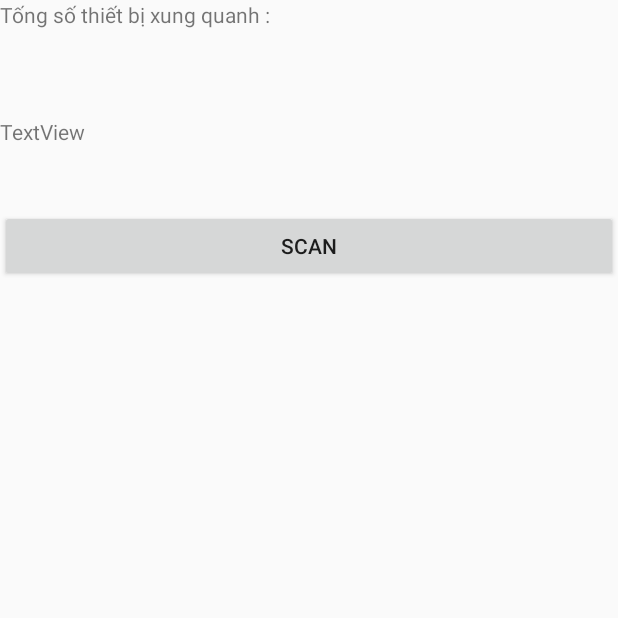
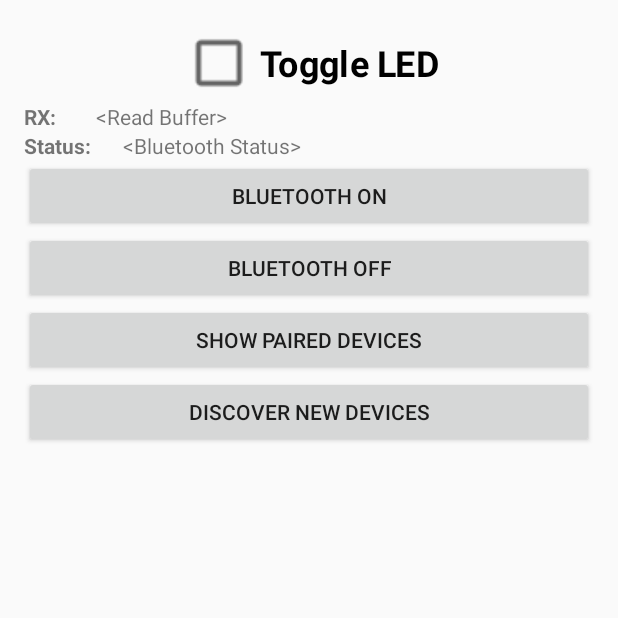
Before and after one commit to dongle1999/NoName-master, an Android app: the Scanblu screen opened directly, with no data from a screen before it, on a phone screen of 412 x 824 dp, the top half of it. Run offline under Robolectric (Android 15) with nearby library versions, the phone set to English and light mode, and no system bars.

Commit message:
BluScan 2

```diff
--- a/app/src/main/java/com/example/noname/Blutooth/Scanblu.java
+++ b/app/src/main/java/com/example/noname/Blutooth/Scanblu.java
@@ -2,81 +2,305 @@ package com.example.noname.Blutooth;
 
 import androidx.appcompat.app.AlertDialog;
 import androidx.appcompat.app.AppCompatActivity;
+import androidx.core.app.ActivityCompat;
+import androidx.core.content.ContextCompat;
 
+import android.Manifest;
 import android.bluetooth.BluetoothAdapter;
 import android.bluetooth.BluetoothDevice;
+import android.bluetooth.BluetoothSocket;
 import android.content.BroadcastReceiver;
 import android.content.Context;
 import android.content.DialogInterface;
 import android.content.Intent;
 import android.content.IntentFilter;
+import android.content.pm.PackageManager;
 import android.os.Bundle;
+import android.os.Handler;
+import android.os.Looper;
+import android.os.Message;
 import android.util.Log;
 import android.view.View;
+import android.widget.AdapterView;
 import android.widget.ArrayAdapter;
 import android.widget.Button;
+import android.widget.CheckBox;
 import android.widget.ListView;
 import android.widget.TextView;
+import android.widget.Toast;
 
 import com.example.noname.R;
 
+import java.io.IOException;
+import java.io.UnsupportedEncodingException;
+import java.lang.reflect.Method;
 import java.util.ArrayList;
 import java.util.Set;
+import java.util.UUID;
 
 public class Scanblu extends AppCompatActivity {
 
-    private ArrayList<String> mDeviceList = new ArrayList<String>();
-    ArrayAdapter<String> arrayAdapter ;
-    private static final int REQUEST_ENABLE_BT =1 ;
-    private TextView textView ;
-    ListView listView;
-    BluetoothAdapter myadap=BluetoothAdapter.getDefaultAdapter();
-    Button btnscan ;
+    private final String TAG = Scanblu.class.getSimpleName();
+
+    private static final UUID BT_MODULE_UUID = UUID.fromString("00001101-0000-1000-8000-00805F9B34FB"); // "random" unique identifier
+
+    // #defines for identifying shared types between calling functions
+    private final static int REQUEST_ENABLE_BT = 1; // used to identify adding bluetooth names
+    public final static int MESSAGE_READ = 2; // used in bluetooth handler to identify message update
+    private final static int CONNECTING_STATUS = 3; // used in bluetooth handler to identify message status
+
+    // GUI Components
+    private TextView mBluetoothStatus;
+    private TextView mReadBuffer;
+    private Button mScanBtn;
+    private Button mOffBtn;
+    private Button mListPairedDevicesBtn;
+    private Button mDiscoverBtn;
+    private ListView mDevicesListView;
+    private CheckBox mLED1;
+
+    private BluetoothAdapter mBTAdapter;
+    private Set<BluetoothDevice> mPairedDevices;
+    private ArrayAdapter<String> mBTArrayAdapter;
+
+    private Handler mHandler; // Our main handler that will receive callback notifications
+    private ConnectedThread mConnectedThread; // bluetooth background worker thread to send and receive data
+    private BluetoothSocket mBTSocket = null; // bi-directional client-to-client data path
     @Override
     protected void onCreate(Bundle savedInstanceState) {
         super.onCreate(savedInstanceState);
         setContentView(R.layout.activity_scanblu);
-        textView=findViewById(R.id.txtthongthietbi);
-        listView=findViewById(R.id.lvtb);
-        btnscan=findViewById(R.id.btnscan);
-        btnscan.setOnClickListener(new View.OnClickListener() {
+        mBluetoothStatus = (TextView)findViewById(R.id.bluetooth_status);
+        mReadBuffer = (TextView) findViewById(R.id.read_buffer);
+        mScanBtn = (Button)findViewById(R.id.scan);
+        mOffBtn = (Button)findViewById(R.id.off);
+        mDiscoverBtn = (Button)findViewById(R.id.discover);
+        mListPairedDevicesBtn = (Button)findViewById(R.id.paired_btn);
+        mLED1 = (CheckBox)findViewById(R.id.checkbox_led_1);
+
+        mBTArrayAdapter = new ArrayAdapter<>(this, android.R.layout.simple_list_item_1);
+        mBTAdapter = BluetoothAdapter.getDefaultAdapter(); // get a handle on the bluetooth radio
+
+        mDevicesListView = (ListView)findViewById(R.id.devices_list_view);
+        mDevicesListView.setAdapter(mBTArrayAdapter); // assign model to view
+        mDevicesListView.setOnItemClickListener(mDeviceClickListener);
+
+        // Ask for location permission if not already allowed
+        if(ContextCompat.checkSelfPermission(this, Manifest.permission.ACCESS_COARSE_LOCATION) != PackageManager.PERMISSION_GRANTED)
+            ActivityCompat.requestPermissions(this, new String[]{Manifest.permission.ACCESS_COARSE_LOCATION}, 1);
+
+
+        mHandler = new Handler(Looper.getMainLooper()){
             @Override
-            public void onClick(View v) {
-                BluetoothAdapter bluetoothAdapter = BluetoothAdapter.getDefaultAdapter();
-                if (bluetoothAdapter == null) {
+            public void handleMessage(Message msg){
+                if(msg.what == MESSAGE_READ){
+                    String readMessage = null;
+                    try {
+                        readMessage = new String((byte[]) msg.obj, "UTF-8");
+                    } catch (UnsupportedEncodingException e) {
+                        e.printStackTrace();
+                    }
+                    mReadBuffer.setText(readMessage);
+                }
 
+                if(msg.what == CONNECTING_STATUS){
+                    if(msg.arg1 == 1)
+                        mBluetoothStatus.setText("Connected to Device: " + msg.obj);
+                    else
+                        mBluetoothStatus.setText("Connection Failed");
                 }
-                if (!bluetoothAdapter.isEnabled()) {
-                    Intent enableBtIntent = new Intent(BluetoothAdapter.ACTION_REQUEST_ENABLE);
-                    startActivityForResult(enableBtIntent, REQUEST_ENABLE_BT);
             }
-                myadap.startDiscovery();
+        };
+
+        if (mBTArrayAdapter == null) {
+            // Device does not support Bluetooth
+            mBluetoothStatus.setText("Status: Bluetooth not found");
+            Toast.makeText(getApplicationContext(),"Bluetooth device not found!",Toast.LENGTH_SHORT).show();
+        }
+        else {
+
+            mLED1.setOnClickListener(new View.OnClickListener(){
+                @Override
+                public void onClick(View v){
+                    if(mConnectedThread != null) //First check to make sure thread created
+                        mConnectedThread.write("1");
                 }
             });
 
-        IntentFilter filter = new IntentFilter(BluetoothDevice.ACTION_FOUND);
-        registerReceiver(receiver, filter);
 
-        arrayAdapter=new ArrayAdapter<String>(getApplicationContext(), android.R.layout.simple_list_item_1,mDeviceList);
-        listView.setAdapter(arrayAdapter);
+            mScanBtn.setOnClickListener(new View.OnClickListener() {
+                @Override
+                public void onClick(View v) {
+                    bluetoothOn();
                 }
-    private final BroadcastReceiver receiver = new BroadcastReceiver() {
+            });
+
+            mOffBtn.setOnClickListener(new View.OnClickListener(){
+                @Override
+                public void onClick(View v){
+                    bluetoothOff();
+                }
+            });
+
+            mListPairedDevicesBtn.setOnClickListener(new View.OnClickListener() {
+                @Override
+                public void onClick(View v){
+                    listPairedDevices();
+                }
+            });
+
+            mDiscoverBtn.setOnClickListener(new View.OnClickListener(){
+                @Override
+                public void onClick(View v){
+                    discover();
+                }
+            });
+        }
+    }
+    private void bluetoothOn(){
+        if (!mBTAdapter.isEnabled()) {
+            Intent enableBtIntent = new Intent(BluetoothAdapter.ACTION_REQUEST_ENABLE);
+            startActivityForResult(enableBtIntent, REQUEST_ENABLE_BT);
+            mBluetoothStatus.setText("Bluetooth enabled");
+            Toast.makeText(getApplicationContext(),"Bluetooth turned on",Toast.LENGTH_SHORT).show();
+
+        }
+        else{
+            Toast.makeText(getApplicationContext(),"Bluetooth is already on", Toast.LENGTH_SHORT).show();
+        }
+    }
+
+    // Enter here after user selects "yes" or "no" to enabling radio
+    @Override
+    protected void onActivityResult(int requestCode, int resultCode, Intent Data) {
+        // Check which request we're responding to
+        super.onActivityResult(requestCode, resultCode, Data);
+        if (requestCode == REQUEST_ENABLE_BT) {
+            // Make sure the request was successful
+            if (resultCode == RESULT_OK) {
+                // The user picked a contact.
+                // The Intent's data Uri identifies which contact was selected.
+                mBluetoothStatus.setText("Enabled");
+            } else
+                mBluetoothStatus.setText("Disabled");
+        }
+    }
+
+    private void bluetoothOff(){
+        mBTAdapter.disable(); // turn off
+        mBluetoothStatus.setText("Bluetooth disabled");
+        Toast.makeText(getApplicationContext(),"Bluetooth turned Off", Toast.LENGTH_SHORT).show();
+    }
+
+    private void discover(){
+        // Check if the device is already discovering
+        if(mBTAdapter.isDiscovering()){
+            mBTAdapter.cancelDiscovery();
+            Toast.makeText(getApplicationContext(),"Discovery stopped",Toast.LENGTH_SHORT).show();
+        }
+        else{
+            if(mBTAdapter.isEnabled()) {
+                mBTArrayAdapter.clear(); // clear items
+                mBTAdapter.startDiscovery();
+                Toast.makeText(getApplicationContext(), "Discovery started", Toast.LENGTH_SHORT).show();
+                registerReceiver(blReceiver, new IntentFilter(BluetoothDevice.ACTION_FOUND));
+            }
+            else{
+                Toast.makeText(getApplicationContext(), "Bluetooth not on", Toast.LENGTH_SHORT).show();
+            }
+        }
+    }
+
+    final BroadcastReceiver blReceiver = new BroadcastReceiver() {
         @Override
         public void onReceive(Context context, Intent intent) {
             String action = intent.getAction();
-            if (BluetoothDevice.ACTION_FOUND.equals(action)) {
-                // Discovery has found a device. Get the BluetoothDevice
-                // object and its info from the Intent.
+            if(BluetoothDevice.ACTION_FOUND.equals(action)){
                 BluetoothDevice device = intent.getParcelableExtra(BluetoothDevice.EXTRA_DEVICE);
-                String deviceName = device.getName();
-                String deviceHardwareAddress = device.getAddress(); // MAC address
+                // add the name to the list
+                mBTArrayAdapter.add(device.getName() + "\n" + device.getAddress());
+                mBTArrayAdapter.notifyDataSetChanged();
+            }
+        }
+    };
 
-                mDeviceList.add(device.getAddress());
-                arrayAdapter.notifyDataSetChanged();
+    private void listPairedDevices(){
+        mBTArrayAdapter.clear();
+        mPairedDevices = mBTAdapter.getBondedDevices();
+        if(mBTAdapter.isEnabled()) {
+            // put it's one to the adapter
+            for (BluetoothDevice device : mPairedDevices)
+                mBTArrayAdapter.add(device.getName() + "\n" + device.getAddress());
 
+            Toast.makeText(getApplicationContext(), "Show Paired Devices", Toast.LENGTH_SHORT).show();
+        }
+        else
+            Toast.makeText(getApplicationContext(), "Bluetooth not on", Toast.LENGTH_SHORT).show();
     }
 
+    private AdapterView.OnItemClickListener mDeviceClickListener = new AdapterView.OnItemClickListener() {
+        @Override
+        public void onItemClick(AdapterView<?> parent, View view, int position, long id) {
 
+            if(!mBTAdapter.isEnabled()) {
+                Toast.makeText(getBaseContext(), "Bluetooth not on", Toast.LENGTH_SHORT).show();
+                return;
+            }
+
+            mBluetoothStatus.setText("Connecting...");
+            // Get the device MAC address, which is the last 17 chars in the View
+            String info = ((TextView) view).getText().toString();
+            final String address = info.substring(info.length() - 17);
+            final String name = info.substring(0,info.length() - 17);
+
+            // Spawn a new thread to avoid blocking the GUI one
+            new Thread()
+            {
+                @Override
+                public void run() {
+                    boolean fail = false;
+
+                    BluetoothDevice device = mBTAdapter.getRemoteDevice(address);
+
+                    try {
+                        mBTSocket = createBluetoothSocket(device);
+                    } catch (IOException e) {
+                        fail = true;
+                        Toast.makeText(getBaseContext(), "Socket creation failed", Toast.LENGTH_SHORT).show();
+                    }
+                    // Establish the Bluetooth socket connection.
+                    try {
+                        mBTSocket.connect();
+                    } catch (IOException e) {
+                        try {
+                            fail = true;
+                            mBTSocket.close();
+                            mHandler.obtainMessage(CONNECTING_STATUS, -1, -1)
+                                    .sendToTarget();
+                        } catch (IOException e2) {
+                            //insert code to deal with this
+                            Toast.makeText(getBaseContext(), "Socket creation failed", Toast.LENGTH_SHORT).show();
+                        }
+                    }
+                    if(!fail) {
+                        mConnectedThread = new ConnectedThread(mBTSocket, mHandler);
+                        mConnectedThread.start();
+
+                        mHandler.obtainMessage(CONNECTING_STATUS, 1, -1, name)
+                                .sendToTarget();
+                    }
+                }
+            }.start();
         }
     };
+
+    private BluetoothSocket createBluetoothSocket(BluetoothDevice device) throws IOException {
+        try {
+            final Method m = device.getClass().getMethod("createInsecureRfcommSocketToServiceRecord", UUID.class);
+            return (BluetoothSocket) m.invoke(device, BT_MODULE_UUID);
+        } catch (Exception e) {
+            Log.e(TAG, "Could not create Insecure RFComm Connection",e);
         }
+        return  device.createRfcommSocketToServiceRecord(BT_MODULE_UUID);
+    }
+}
--- a/app/src/main/res/layout/activity_scanblu.xml
+++ b/app/src/main/res/layout/activity_scanblu.xml
@@ -1,34 +1,104 @@
 <?xml version="1.0" encoding="utf-8"?>
 <LinearLayout xmlns:android="http://schemas.android.com/apk/res/android"
-    xmlns:app="http://schemas.android.com/apk/res-auto"
+
+    android:layout_width="match_parent"
+    android:layout_height="match_parent"
     xmlns:tools="http://schemas.android.com/tools"
-    android:layout_width="match_parent"
     android:orientation="vertical"
-    android:layout_height="match_parent"
+    android:paddingLeft="16dp"
+    android:paddingTop="16dp"
+    android:paddingRight="16dp"
+    android:paddingBottom="16dp"
     tools:context=".Blutooth.Scanblu">
 
-    <TextView
-        android:id="@+id/textView2"
+    <CheckBox
+        android:id="@+id/checkbox_led_1"
+        android:layout_width="wrap_content"
+        android:layout_height="wrap_content"
+        android:layout_gravity="center_horizontal"
+        android:layout_marginTop="10dp"
+        android:checked="false"
+        android:scaleX="1.7"
+        android:scaleY="1.7"
+        android:text="Toggle LED"
+        android:textStyle="bold" />
+
+    <LinearLayout
         android:layout_width="match_parent"
-        android:layout_height="78dp"
-        android:text="Tống số thiết bị xung quanh :"
-        tools:layout_editor_absoluteX="134dp"
-        tools:layout_editor_absoluteY="75dp" />
+        android:layout_height="wrap_content"
+        android:layout_marginTop="10dp"
+        android:orientation="horizontal">
 
-    <TextView
-        android:id="@+id/txtthongthietbi"
+        <TextView
+            android:layout_width="wrap_content"
+            android:layout_height="wrap_content"
+            android:layout_weight="0.1"
+            android:ellipsize="end"
+            android:maxLines="1"
+            android:text="RX:"
+            android:textStyle="bold" />
+
+        <TextView
+            android:id="@+id/read_buffer"
+            android:layout_width="wrap_content"
+            android:layout_height="wrap_content"
+            android:layout_weight="0.9"
+            android:ellipsize="end"
+            android:maxLines="1"
+            android:text="&lt;Read Buffer>" />
+    </LinearLayout>
+
+    <LinearLayout
         android:layout_width="match_parent"
-        android:layout_height="62dp"
-        android:text="TextView" />
+        android:layout_height="wrap_content"
+        android:orientation="horizontal">
+
+        <TextView
+            android:layout_width="wrap_content"
+            android:layout_height="wrap_content"
+            android:layout_weight="0.1"
+            android:ellipsize="end"
+            android:maxLines="1"
+            android:text="Status:"
+            android:textStyle="bold" />
+
+        <TextView
+            android:id="@+id/bluetooth_status"
+            android:layout_width="wrap_content"
+            android:layout_height="wrap_content"
+            android:layout_weight="0.9"
+            android:ellipsize="end"
+            android:maxLines="1"
+            android:text="&lt;Bluetooth Status>" />
+    </LinearLayout>
 
     <Button
-        android:id="@+id/btnscan"
+        android:id="@+id/scan"
         android:layout_width="match_parent"
         android:layout_height="wrap_content"
-        android:text="scan" />
+        android:text="Bluetooth ON" />
+
+    <Button
+        android:id="@+id/off"
+        android:layout_width="match_parent"
+        android:layout_height="wrap_content"
+        android:text="Bluetooth OFF" />
+
+    <Button
+        android:id="@+id/paired_btn"
+        android:layout_width="match_parent"
+        android:layout_height="wrap_content"
+        android:text="Show paired Devices" />
+
+    <Button
+        android:id="@+id/discover"
+        android:layout_width="match_parent"
+        android:layout_height="wrap_content"
+        android:text="Discover New Devices" />
 
     <ListView
-        android:id="@+id/lvtb"
-        android:layout_width="match_parent"
-        android:layout_height="match_parent" />
+        android:id="@+id/devices_list_view"
+        android:layout_width="wrap_content"
+        android:layout_height="wrap_content"
+        android:choiceMode="singleChoice" />
 </LinearLayout>
```
Also changed, not shown: app/src/main/java/com/example/noname/Blutooth/ConnectedThread.java (added, +73 -0 lines). Lines whose indentation alone changed are shown as unchanged.
